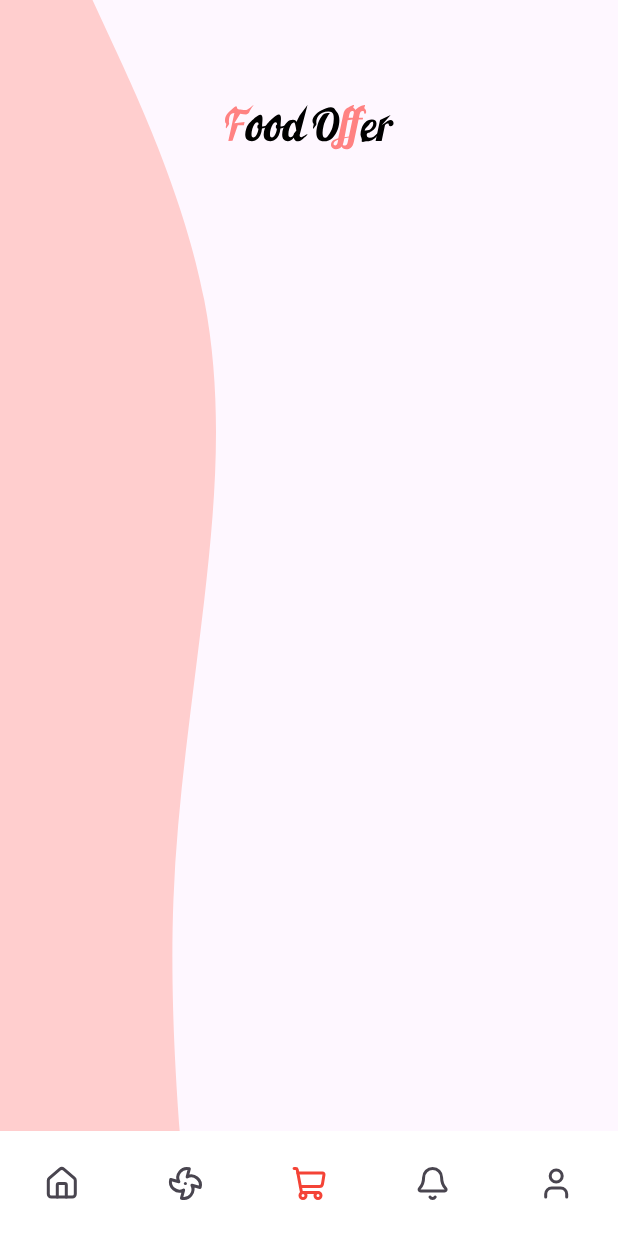
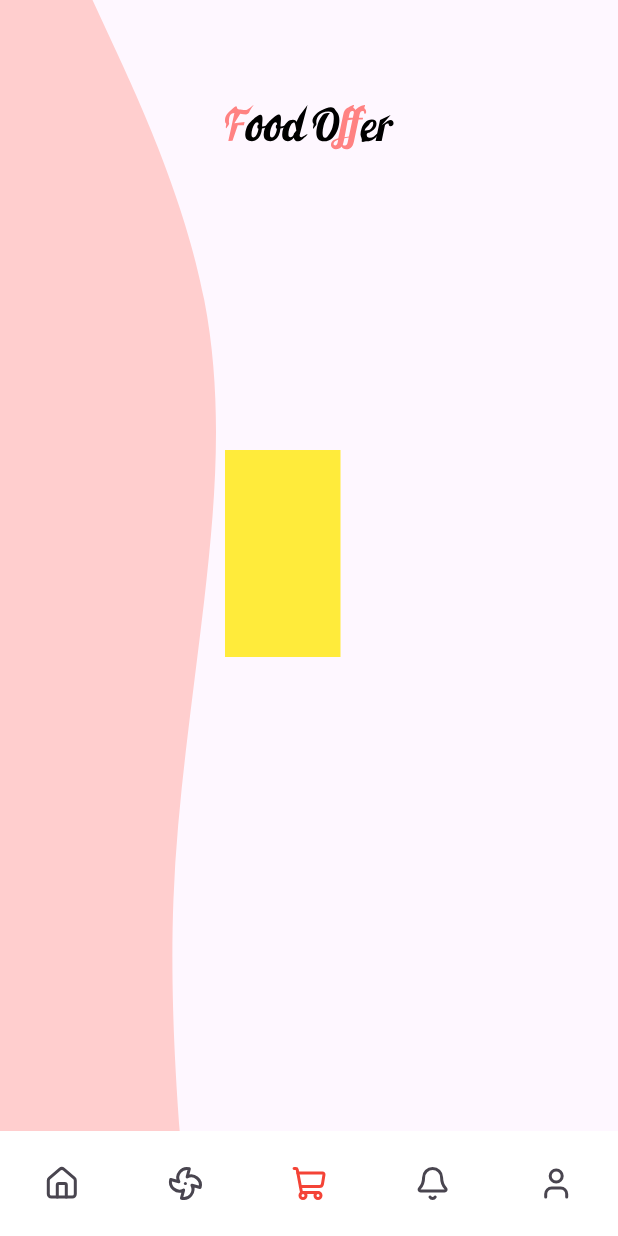
Before and after one commit to Flutter-gg-1/Shimmer-application, a Flutter app: the screen it shows after launch, on a phone screen of 412 x 824 dp. Run offline on Flutter 3.47's test engine with Material 3 defaults, Android fonts, the phone set to English and light mode, and no system bars; our stand-ins replace lucide_icons.

Commit message:
ADD Container

```diff
--- a/lib/all_file.dart
+++ b/lib/all_file.dart
@@ -1,3 +1,2 @@
 export 'image_title.dart';
 export 'background_shape.dart';
-import 'package:lucide_icons/lucide_icons.dart' as allF;
--- a/lib/home_screen.dart
+++ b/lib/home_screen.dart
@@ -58,6 +58,15 @@ class HomeScreen extends StatelessWidget {
                 painter: BackgroundShape(),
               ),
             ),
+            Positioned(
+              left: 150,
+              top: 300,
+              child: Container(
+                color: Colors.yellow,
+                height: 138,
+                width: 77,
+              ),
+            ),
           ],
         ),
       ),
--- a/lib/main.dart
+++ b/lib/main.dart
@@ -11,6 +11,7 @@ class MainApp extends StatelessWidget {
   @override
   Widget build(BuildContext context) {
     return const MaterialApp(
+      debugShowCheckedModeBanner: false,
       home: HomeScreen(),
     );
   }
```
